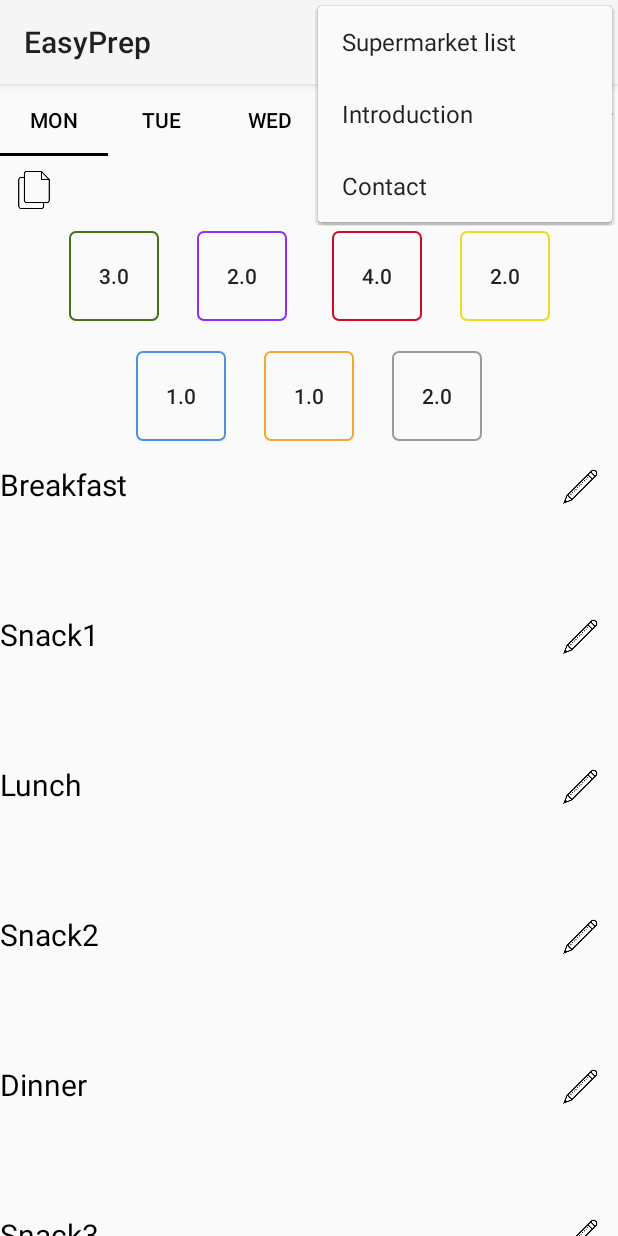
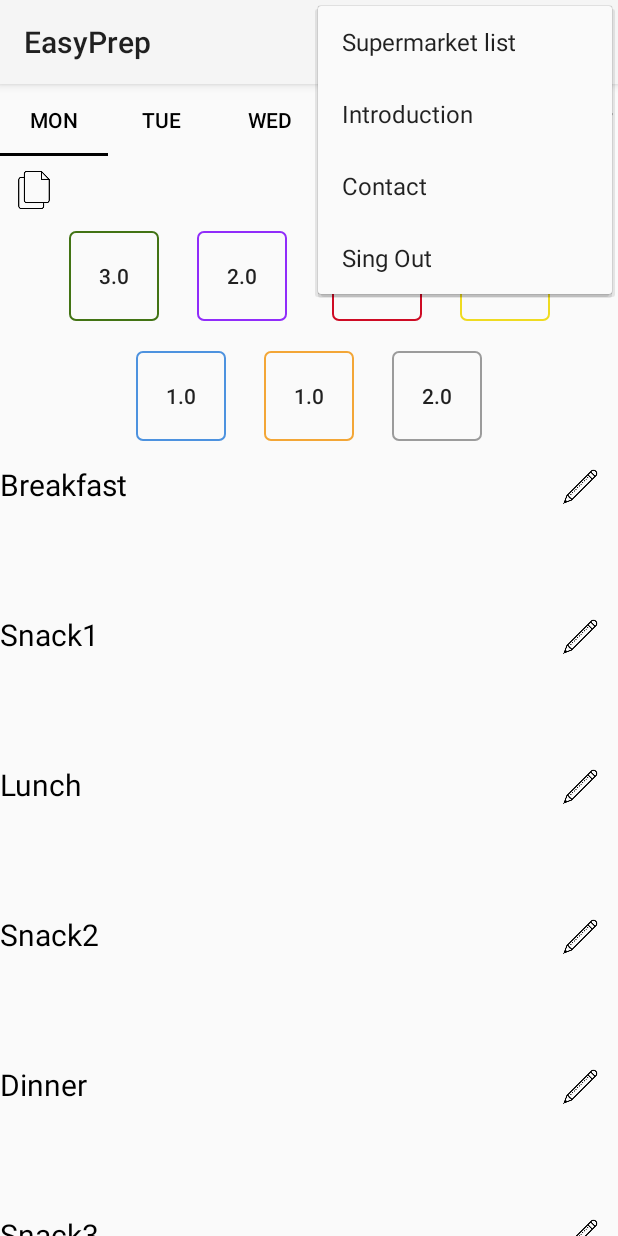
Before and after one commit to Gesuato/ProjectMealPrepAndroid, an Android app: the screen it shows after launch once a user with an empty profile is signed in (MainActivity), with the options menu open, on a phone screen of 412 x 824 dp. Run offline under Robolectric (Android 15) with nearby library versions, the light colour scheme and no system bars; our stand-ins replace Firebase (no records; nobody signed in at launch, a user with empty details on screens opened directly).

Commit message:
Add Sing Out Firebase

```diff
--- a/app/src/main/res/menu/main.xml
+++ b/app/src/main/res/menu/main.xml
@@ -16,4 +16,9 @@
         android:id="@+id/contactMenu"
         android:title="@string/contact"
         app:showAsAction="never" />
+
+    <item
+        android:id="@+id/singOutMenu"
+        android:title="@string/sing_out"
+        app:showAsAction="never" />
 </menu>
```
Also changed, not shown: app/src/main/java/com/easyprep/easyprep/ui/MainActivity.kt (+13 -1 lines), app/src/main/res/layout/activity_login.xml (+5 -3 lines).
